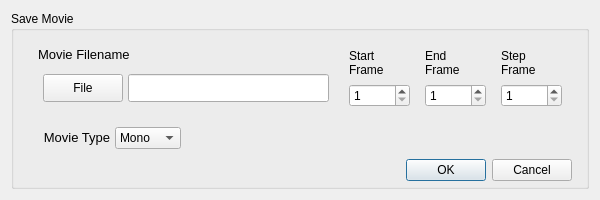
This is src/savemovie.ui in antonmx/posmotri as Qt 5 draws it before an edit. The edited form follows.
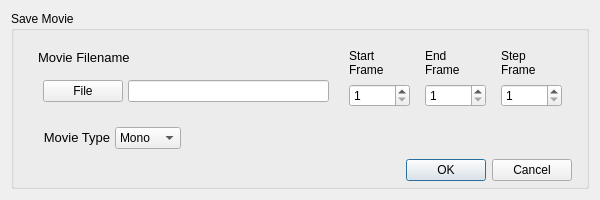
This is the edited form.

What changed in the file:
```diff
--- a/src/savemovie.ui
+++ b/src/savemovie.ui
@@ -16,18 +16,8 @@
     <verstretch>0</verstretch>
    </sizepolicy>
   </property>
-  <property name="minimumSize">
-   <size>
-    <width>420</width>
-    <height>200</height>
-   </size>
-  </property>
-  <property name="maximumSize">
-   <size>
-    <width>800</width>
-    <height>300</height>
-   </size>
-  </property>
+  
+  
   <property name="windowTitle">
    <string>Save Movie</string>
   </property>
@@ -100,12 +90,7 @@
                   <verstretch>0</verstretch>
                  </sizepolicy>
                 </property>
-                <property name="minimumSize">
-                 <size>
-                  <width>0</width>
-                  <height>28</height>
-                 </size>
-                </property>
+                
                 <property name="toolTip">
                  <string>&lt;html&gt;&lt;head&gt;&lt;meta name=&quot;qrichtext&quot; content=&quot;1&quot; /&gt;&lt;style type=&quot;text/css&quot;&gt;
 p, li { white-space: pre-wrap; }
@@ -134,12 +119,7 @@
                   <verstretch>0</verstretch>
                  </sizepolicy>
                 </property>
-                <property name="minimumSize">
-                 <size>
-                  <width>0</width>
-                  <height>28</height>
-                 </size>
-                </property>
+                
                 <property name="toolTip">
                  <string>&lt;html&gt;&lt;head&gt;&lt;meta name=&quot;qrichtext&quot; content=&quot;1&quot; /&gt;&lt;style type=&quot;text/css&quot;&gt;
 p, li { white-space: pre-wrap; }
```
